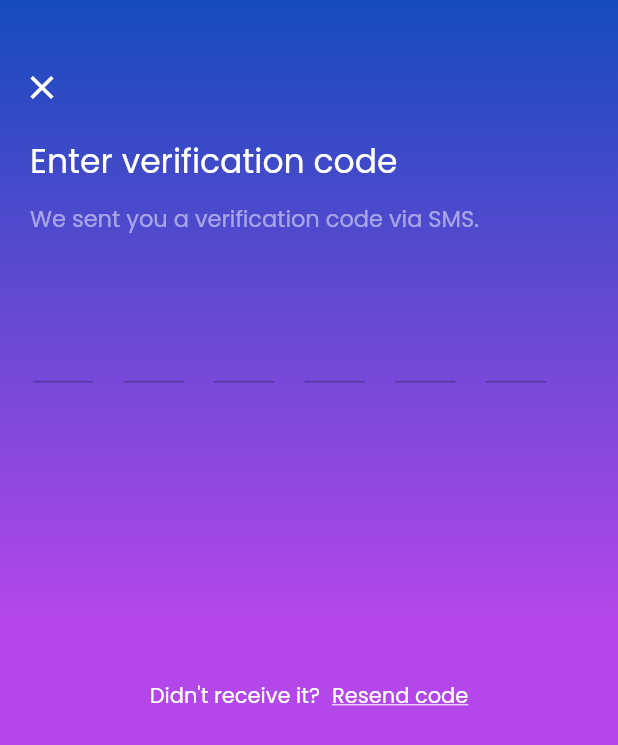
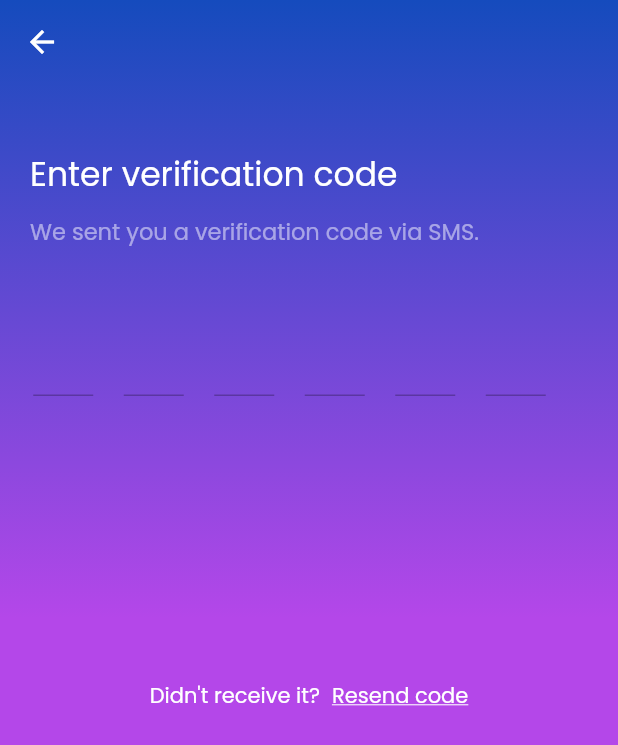
Before and after one commit to madusha98/amr_mobile, a Flutter app: the Register screen opened by its route, after a tap on "Create an account", on a phone screen of 412 x 824 dp. Shown: the top 745 px of the screen. Run offline on Flutter 3.47's test engine with Material 2 defaults, Android fonts, the phone set to English and light mode, and no system bars; drawn by our look-alikes of otp_text_field, touchable_opacity; our stand-ins replace device_info, firebase_analytics, firebase_messaging, get, get_storage, intro_slider; missing offline and left inert: amplify_auth_cognito, amplify_core; accounts and stored records are empty; network calls fail.

```diff
--- a/lib/controller/registerController.dart
+++ b/lib/controller/registerController.dart
@@ -1,7 +1,6 @@
 import 'package:amr_mobile/domain/User.dart';
 import 'package:amr_mobile/routes/pages.dart';
 import 'package:amr_mobile/service/authService.dart';
-import 'package:amr_mobile/widgets/otpBottomSheet.dart';
 import 'package:get/get.dart';
 
 class RegisterController extends GetxController {
@@ -25,8 +24,11 @@ class RegisterController extends GetxController {
     print(user.toAwsJson);
     var res = await _authService.signup(user);
     if (res != null) {
-      Get.toNamed(Routes.OTP,
-          arguments: {'email': email.value, 'password': password.value});
+      Get.toNamed(Routes.OTP, arguments: {
+        'email': email.value,
+        'password': password.value,
+        'prevPage': Routes.REGISTER
+      });
     }
   }
 
@@ -66,12 +68,4 @@ class RegisterController extends GetxController {
   void resendOtp() async {
     await _authService.resendCode(email.value);
   }
-
-  void showOtpBottomSheet() {
-    Get.bottomSheet(OtpBottomSheet(
-      onChangedText: (text) => otp = text,
-      resendOtp: resendOtp,
-      confirmOtp: confirmOtp,
-    ));
-  }
 }
--- a/lib/main.dart
+++ b/lib/main.dart
@@ -27,7 +27,7 @@ class MyApp extends StatelessWidget {
       debugShowCheckedModeBanner: false,
       enableLog: true,
       logWriterCallback: Logger.write,
-      initialRoute: Routes.CREATENEWPASSWORD,
+      initialRoute: Routes.SPLASH,
       getPages: Pages.routes,
       navigatorObservers: [
         FirebaseAnalyticsObserver(analytics: analytics),
--- a/lib/view/createNewPasswordView.dart
+++ b/lib/view/createNewPasswordView.dart
@@ -97,12 +97,11 @@ class CreateNewPassword extends GetView<CreateNewPasswordController> {
                       obscureText: true,
                     ),
                   ),
-
                   Padding(
                     padding: const EdgeInsets.all(8.0),
                     child: RoundedRectangleButton(
                       label: 'Sign In',
-                      onPressed: controller.createNewPassword,
+                      onPressed: controller.confirmPassword,
                     ),
                   ),
                 ],
--- a/lib/view/otpView.dart
+++ b/lib/view/otpView.dart
@@ -14,6 +14,8 @@ class Otp extends GetView<OtpController> {
           FocusScope.of(context).requestFocus(FocusNode());
         },
         child: Scaffold(
+          extendBodyBehindAppBar: true,
+          appBar: AppBar(backgroundColor: Colors.transparent, elevation: 0),
           body: SingleChildScrollView(
             child: Container(
               constraints: BoxConstraints(minHeight: Get.height),
@@ -33,7 +35,7 @@ class Otp extends GetView<OtpController> {
                       Container(
                         height: Get.height / 1.85,
                         padding: const EdgeInsets.only(
-                            left: 0.0, top: 45.0, right: 10.0),
+                            left: 0.0, top: 100.0, right: 10.0),
                         child: Align(
                           alignment: Alignment.topLeft,
                           child: Padding(
@@ -41,23 +43,6 @@ class Otp extends GetView<OtpController> {
                             child: Column(
                               crossAxisAlignment: CrossAxisAlignment.start,
                               children: [
-                                Padding(
-                                  padding: const EdgeInsets.only(bottom: 20.0),
-                                  child: TouchableOpacity(
-                                    onTap: () {
-                                      //
-                                    },
-                                    child: Container(
-                                      transform: Matrix4.translationValues(
-                                          -5.0, 0.0, 0.0),
-                                      child: Icon(
-                                        Icons.close,
-                                        color: Colors.white,
-                                        size: 26.0,
-                                      ),
-                                    ),
-                                  ),
-                                ),
                                 Text(
                                   'Enter verification code',
                                   style: TextStyle(
```
Also changed, not shown: lib/controller/createNewPasswordController.dart (+17 -3 lines), lib/controller/forgotPasswordController.dart (+5 -13 lines), lib/controller/otpController.dart (+13 -1 lines), lib/view/SplashScreen.dart (+43 -6 lines), lib/view/loginView.dart (+15 -1 lines).
